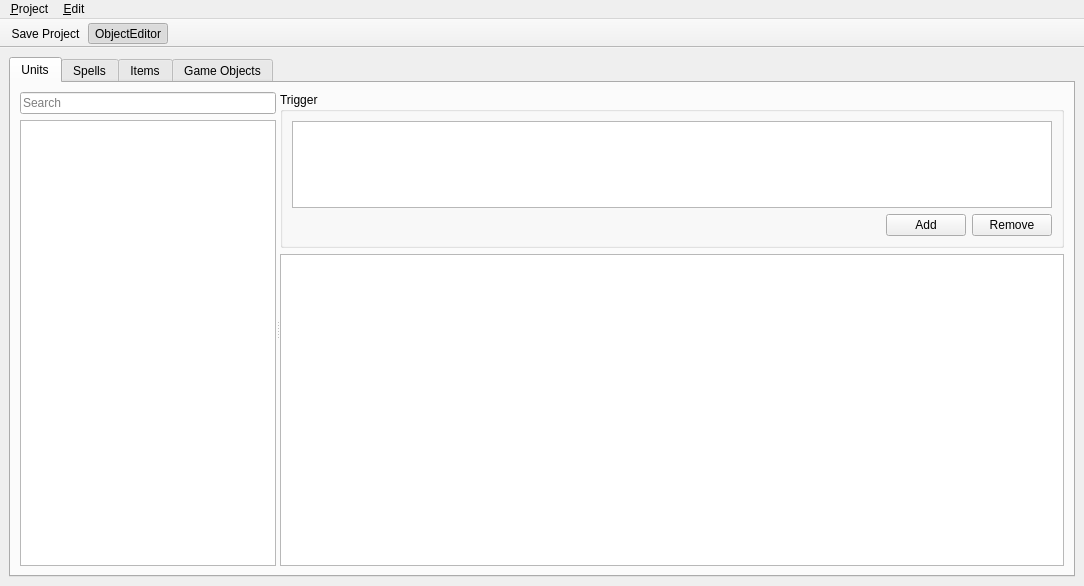
Old version of the form editor/ui/object_editor.ui in the repository Kyoril/wow-pp.
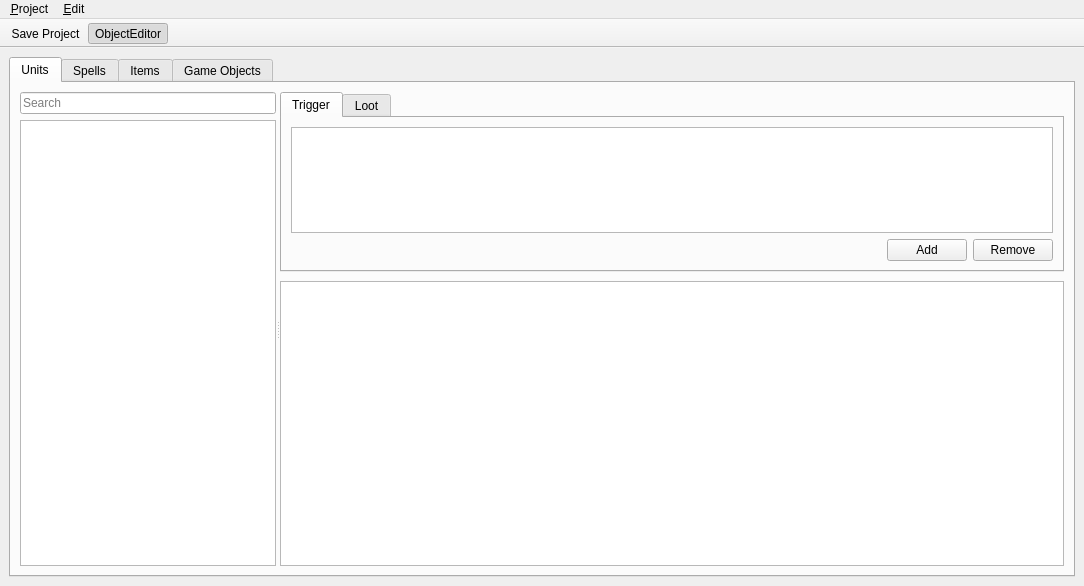
New version of the form. Icons and pictures are not drawn.

Commit message:
Creature loot entries added
Sff-Test is now able to extract loot from mysql (ToDo)
Editor displays item names in colors based on their quality level (Grey,
White, Green, Blue etc.)
New loot tab added to the unit editor

```diff
--- a/editor/ui/object_editor.ui
+++ b/editor/ui/object_editor.ui
@@ -94,6 +94,9 @@
             </sizepolicy>
            </property>
            <layout class="QVBoxLayout" name="verticalLayout_12">
+            <property name="spacing">
+             <number>9</number>
+            </property>
             <property name="leftMargin">
              <number>0</number>
             </property>
@@ -107,21 +110,31 @@
              <number>0</number>
             </property>
             <item>
-             <widget class="QGroupBox" name="groupBox_2">
+             <widget class="QTabWidget" name="tabWidget_2">
               <property name="sizePolicy">
-               <sizepolicy hsizetype="Expanding" vsizetype="Preferred">
-                <horstretch>1</horstretch>
-                <verstretch>1</verstretch>
+               <sizepolicy hsizetype="Expanding" vsizetype="Fixed">
+                <horstretch>0</horstretch>
+                <verstretch>0</verstretch>
                </sizepolicy>
               </property>
-              <property name="title">
+              <property name="maximumSize">
+               <size>
+                <width>16777215</width>
+                <height>180</height>
+               </size>
+              </property>
+              <property name="currentIndex">
+               <number>0</number>
+              </property>
+              <widget class="QWidget" name="unitTriggerTab">
+               <attribute name="title">
                <string>Trigger</string>
-              </property>
-              <layout class="QVBoxLayout" name="verticalLayout_3" stretch="0,0">
+               </attribute>
+               <layout class="QVBoxLayout" name="verticalLayout_3">
                <item>
                 <widget class="QListWidget" name="unitTriggerWidget">
                  <property name="sizePolicy">
-                  <sizepolicy hsizetype="Expanding" vsizetype="Preferred">
+                   <sizepolicy hsizetype="Expanding" vsizetype="Fixed">
                    <horstretch>0</horstretch>
                    <verstretch>0</verstretch>
                   </sizepolicy>
@@ -160,6 +173,15 @@
                 </layout>
                </item>
               </layout>
+               <zorder>unitTriggerWidget</zorder>
+               <zorder>horizontalSpacer</zorder>
+               <zorder></zorder>
+              </widget>
+              <widget class="QWidget" name="unitLootTab">
+               <attribute name="title">
+                <string>Loot</string>
+               </attribute>
+              </widget>
              </widget>
             </item>
             <item>
```
Lines whose indentation alone changed are shown as unchanged. The commit also changes 16 other files.
